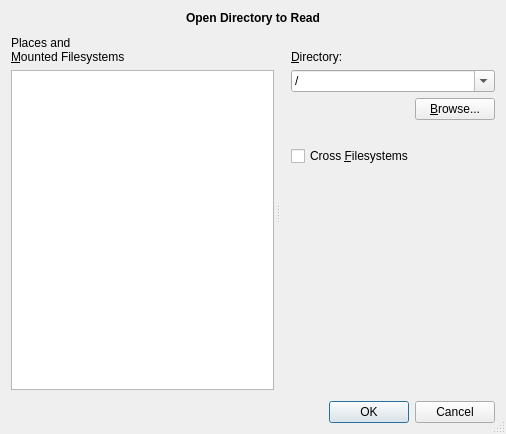
The window that src/open-dir-dialog.ui (shundhammer/qdirstat) describes before a commit, drawn with Qt 5.
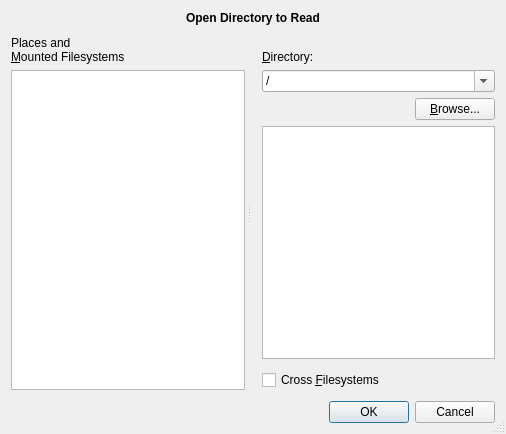
The same window after the commit. Custom widgets are drawn as their Qt base class.

Commit message: First dir tree in OpenDirDialog

```diff
--- a/src/open-dir-dialog.ui
+++ b/src/open-dir-dialog.ui
@@ -160,6 +160,9 @@
          </item>
         </layout>
        </item>
+       <item>
+        <widget class="QTreeView" name="dirTreeView"/>
+       </item>
        <item>
         <spacer name="readOptionsVSpacer">
          <property name="orientation">
@@ -171,7 +174,7 @@
          <property name="sizeHint" stdset="0">
           <size>
            <width>20</width>
-           <height>20</height>
+           <height>5</height>
           </size>
          </property>
         </spacer>
@@ -193,22 +196,6 @@
          </property>
         </widget>
        </item>
-       <item>
-        <spacer name="rightBottomVSpacer">
-         <property name="orientation">
-          <enum>Qt::Vertical</enum>
-         </property>
-         <property name="sizeType">
-          <enum>QSizePolicy::Expanding</enum>
-         </property>
-         <property name="sizeHint" stdset="0">
-          <size>
-           <width>20</width>
-           <height>9</height>
-          </size>
-         </property>
-        </spacer>
-       </item>
       </layout>
      </widget>
     </widget>
```
The commit also changes 2 other files.
